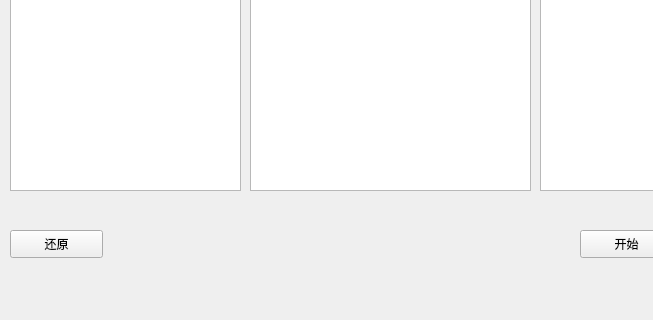
ZhengHaoF/Nice-Dns, file ui.ui: the form before one commit; both pictures show x 0 to 653 and y 280 to 600 of the 800 by 600 pixel window.
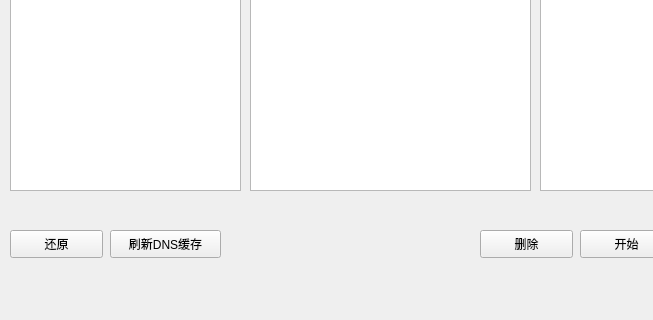
The form after the commit.

```diff
--- a/ui.ui
+++ b/ui.ui
@@ -177,6 +177,32 @@
      <string>添加DNS</string>
     </property>
    </widget>
+   <widget class="QPushButton" name="refDnsButton">
+    <property name="geometry">
+     <rect>
+      <x>110</x>
+      <y>510</y>
+      <width>111</width>
+      <height>28</height>
+     </rect>
+    </property>
+    <property name="text">
+     <string>刷新DNS缓存</string>
+    </property>
+   </widget>
+   <widget class="QPushButton" name="delItem">
+    <property name="geometry">
+     <rect>
+      <x>480</x>
+      <y>510</y>
+      <width>93</width>
+      <height>28</height>
+     </rect>
+    </property>
+    <property name="text">
+     <string>删除</string>
+    </property>
+   </widget>
   </widget>
   <widget class="QMenuBar" name="menubar">
    <property name="geometry">
```
